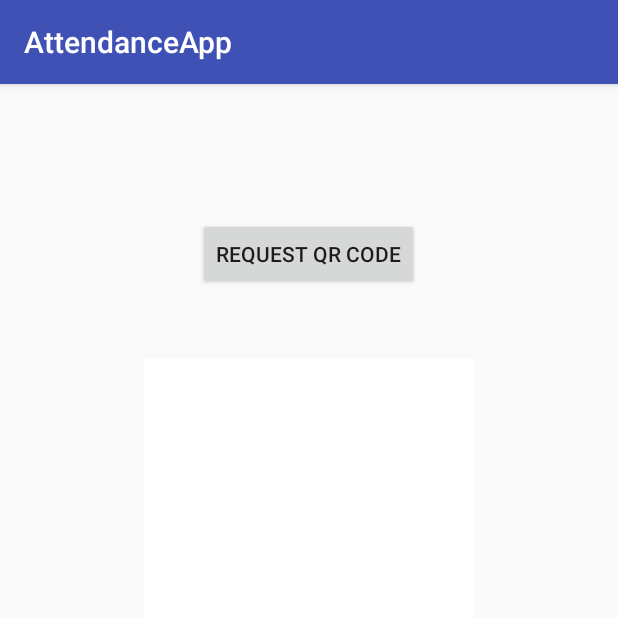
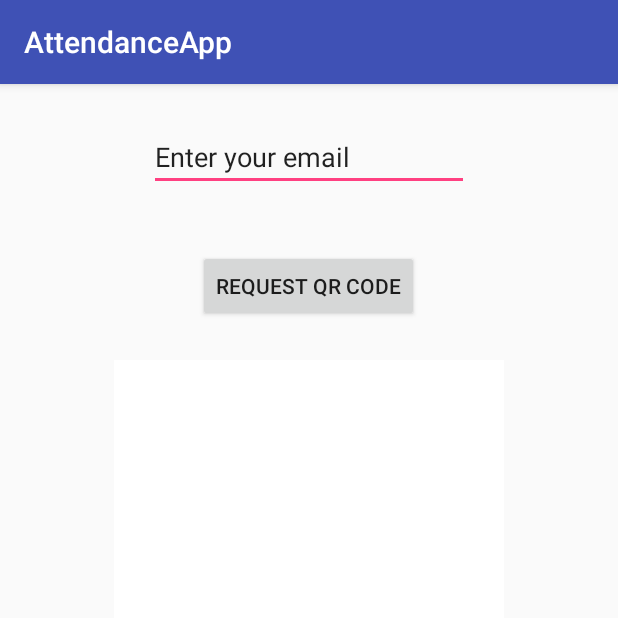
Before and after one commit to ungaralex/ase17-Group4-2-AttendanceTrackingSystem, an Android app: the screen it shows after launch (MainActivity), on a phone screen of 412 x 824 dp, the top half of it. Run offline under Robolectric (Android 15) with nearby library versions, the phone set to English and light mode, and no system bars; libraries missing offline, so code that uses them is left out: org.restlet.resource.

Commit message:
Android: added basic email input and error output

```diff
--- a/AttendanceApp/app/src/main/res/layout/activity_main.xml
+++ b/AttendanceApp/app/src/main/res/layout/activity_main.xml
@@ -16,21 +16,40 @@
             android:id="@+id/bRequestQR"
             android:layout_width="wrap_content"
             android:layout_height="wrap_content"
-            android:layout_alignParentTop="true"
+            android:layout_below="@+id/emailInput"
             android:layout_centerHorizontal="true"
-            android:layout_marginTop="89dp"
+            android:layout_marginTop="39dp"
             android:text="Request QR Code"
             tools:layout_editor_absoluteX="120dp"
             tools:layout_editor_absoluteY="89dp" />
 
         <ImageView
             android:id="@+id/imageView"
-            android:layout_width="220dp"
-            android:layout_height="220dp"
+            android:layout_width="260dp"
+            android:layout_height="260dp"
             android:layout_below="@+id/bRequestQR"
             android:layout_centerHorizontal="true"
-            android:layout_marginTop="46dp"
-            app:srcCompat="@android:color/background_light" />
+            android:layout_marginTop="25dp"
+            app:srcCompat="@android:color/white" />
+
+        <TextView
+            android:id="@+id/debugText"
+            android:layout_width="wrap_content"
+            android:layout_height="wrap_content"
+            android:layout_below="@+id/imageView"
+            android:layout_centerHorizontal="true"
+            android:layout_marginTop="21dp" />
+
+        <EditText
+            android:id="@+id/emailInput"
+            android:layout_width="wrap_content"
+            android:layout_height="wrap_content"
+            android:layout_alignParentTop="true"
+            android:layout_centerHorizontal="true"
+            android:layout_marginTop="26dp"
+            android:ems="10"
+            android:inputType="textEmailAddress"
+            android:text="Enter your email" />
 
     </RelativeLayout>
 
```
Also changed, not shown: AttendanceApp/app/src/main/java/alex/group42/ase/attendanceapp/MainActivity.java (+21 -7 lines).
